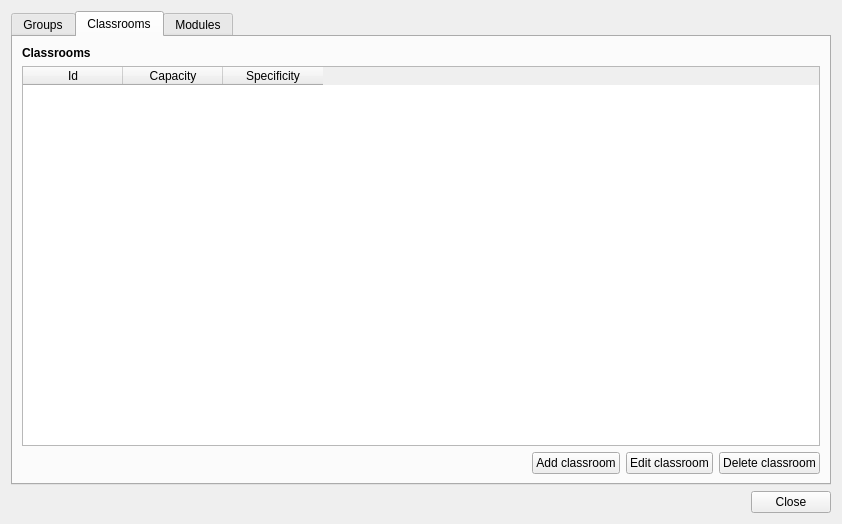
Before: the Qt Designer form Gui/WindowAdministrator.ui in JeanCoquet/Zebulon, drawn with Qt 5.
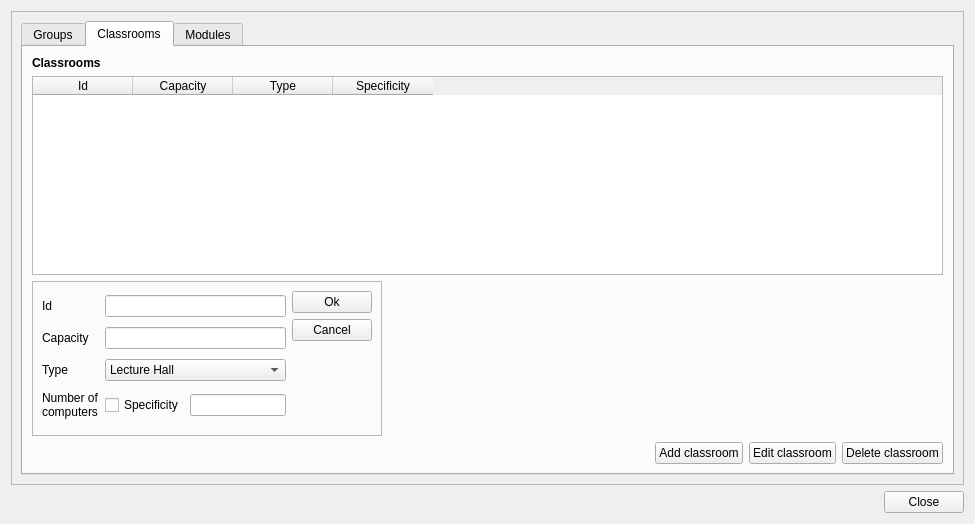
After: the same form once the commit is applied. The open tabs and pages were chosen to show the change.

Patch:
```diff
--- a/Gui/WindowAdministrator.ui
+++ b/Gui/WindowAdministrator.ui
@@ -6,7 +6,7 @@
    <rect>
     <x>0</x>
     <y>0</y>
-    <width>842</width>
+    <width>975</width>
     <height>524</height>
    </rect>
   </property>
@@ -15,6 +15,21 @@
   </property>
   <layout class="QVBoxLayout" name="verticalLayout">
    <item>
+    <widget class="QScrollArea" name="scrollArea">
+     <property name="widgetResizable">
+      <bool>true</bool>
+     </property>
+     <widget class="QWidget" name="scrollAreaWidgetContents">
+      <property name="geometry">
+       <rect>
+        <x>0</x>
+        <y>-7</y>
+        <width>975</width>
+        <height>457</height>
+       </rect>
+      </property>
+      <layout class="QHBoxLayout" name="horizontalLayout_16">
+       <item>
     <widget class="QTabWidget" name="tabWidget">
      <property name="currentIndex">
       <number>2</number>
@@ -500,6 +515,11 @@
              <string>Capacity</string>
             </property>
            </column>
+               <column>
+                <property name="text">
+                 <string>Type</string>
+                </property>
+               </column>
            <column>
             <property name="text">
              <string>Specificity</string>
@@ -507,6 +527,133 @@
            </column>
           </widget>
          </item>
+             <item>
+              <widget class="QFrame" name="frameClassroom">
+               <property name="minimumSize">
+                <size>
+                 <width>350</width>
+                 <height>155</height>
+                </size>
+               </property>
+               <property name="maximumSize">
+                <size>
+                 <width>350</width>
+                 <height>155</height>
+                </size>
+               </property>
+               <property name="frameShape">
+                <enum>QFrame::StyledPanel</enum>
+               </property>
+               <property name="frameShadow">
+                <enum>QFrame::Raised</enum>
+               </property>
+               <layout class="QHBoxLayout" name="horizontalLayout_17">
+                <item>
+                 <layout class="QGridLayout" name="gridLayout_5">
+                  <item row="0" column="0">
+                   <widget class="QLabel" name="label_21">
+                    <property name="text">
+                     <string>Id</string>
+                    </property>
+                   </widget>
+                  </item>
+                  <item row="0" column="1">
+                   <widget class="QLineEdit" name="lineEditIdClassroom"/>
+                  </item>
+                  <item row="1" column="0">
+                   <widget class="QLabel" name="label_22">
+                    <property name="text">
+                     <string>Capacity</string>
+                    </property>
+                   </widget>
+                  </item>
+                  <item row="1" column="1">
+                   <widget class="QLineEdit" name="lineEditCapacityClassroom"/>
+                  </item>
+                  <item row="2" column="0">
+                   <widget class="QLabel" name="label_23">
+                    <property name="text">
+                     <string>Type</string>
+                    </property>
+                   </widget>
+                  </item>
+                  <item row="2" column="1">
+                   <widget class="QComboBox" name="comboBoxClassRoom">
+                    <item>
+                     <property name="text">
+                      <string>Lecture Hall</string>
+                     </property>
+                    </item>
+                    <item>
+                     <property name="text">
+                      <string>Tutorial Classroom</string>
+                     </property>
+                    </item>
+                    <item>
+                     <property name="text">
+                      <string>Practical Classroom</string>
+                     </property>
+                    </item>
+                   </widget>
+                  </item>
+                  <item row="3" column="0">
+                   <widget class="QLabel" name="labelNumberComputers">
+                    <property name="text">
+                     <string>Number of
+computers</string>
+                    </property>
+                   </widget>
+                  </item>
+                  <item row="3" column="1">
+                   <layout class="QHBoxLayout" name="horizontalLayout_20">
+                    <item>
+                     <widget class="QCheckBox" name="checkBoxSpecificity">
+                      <property name="text">
+                       <string>Specificity</string>
+                      </property>
+                     </widget>
+                    </item>
+                    <item>
+                     <widget class="QLineEdit" name="lineEditNumberComputers"/>
+                    </item>
+                   </layout>
+                  </item>
+                 </layout>
+                </item>
+                <item>
+                 <layout class="QVBoxLayout" name="verticalLayout_13">
+                  <item>
+                   <widget class="QPushButton" name="buttonOkEditClassroom">
+                    <property name="text">
+                     <string>Ok</string>
+                    </property>
+                   </widget>
+                  </item>
+                  <item>
+                   <widget class="QPushButton" name="buttonCancelEditClassroom">
+                    <property name="text">
+                     <string>Cancel</string>
+                    </property>
+                   </widget>
+                  </item>
+                  <item>
+                   <spacer name="verticalSpacer_5">
+                    <property name="orientation">
+                     <enum>Qt::Vertical</enum>
+                    </property>
+                    <property name="sizeHint" stdset="0">
+                     <size>
+                      <width>20</width>
+                      <height>40</height>
+                     </size>
+                    </property>
+                   </spacer>
+                  </item>
+                 </layout>
+                </item>
+               </layout>
+              </widget>
+             </item>
          <item>
           <layout class="QHBoxLayout" name="horizontalLayout_5">
            <item>
@@ -1064,6 +1211,12 @@
         </layout>
        </item>
       </layout>
+         </widget>
+        </widget>
+       </item>
+      </layout>
+      <zorder>tabWidget</zorder>
+      <zorder>tabWidget</zorder>
      </widget>
     </widget>
    </item>
```
Left out of the diff: 35 changed lines with no effect on the pictures. Lines whose indentation alone changed are shown as unchanged.
